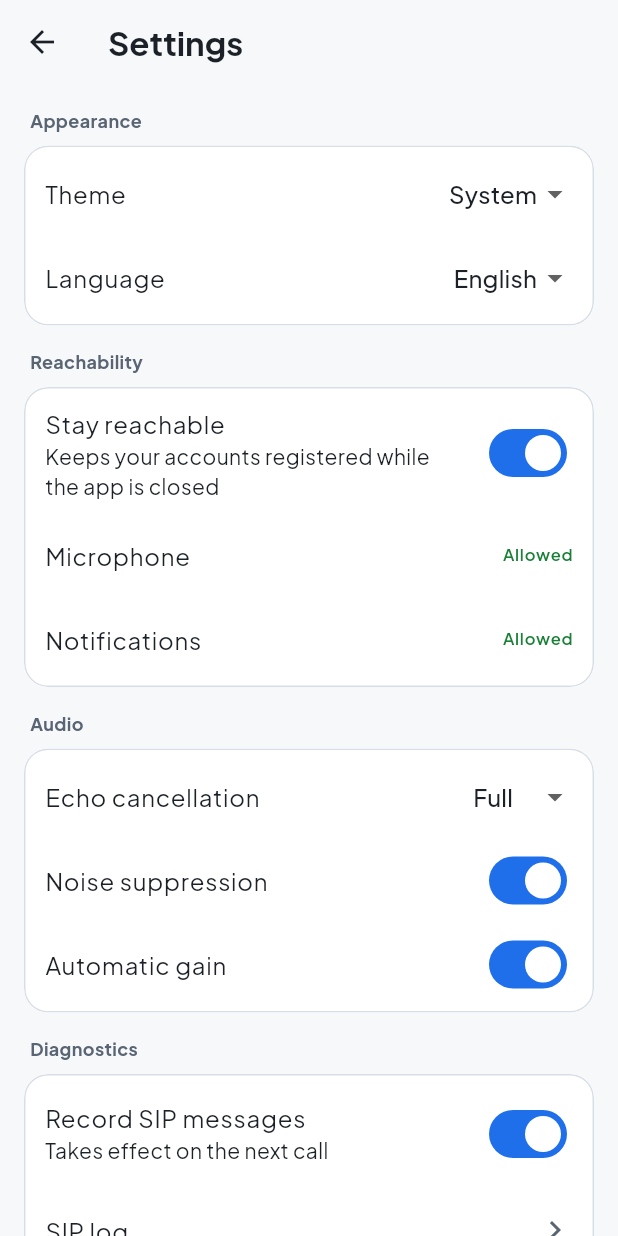
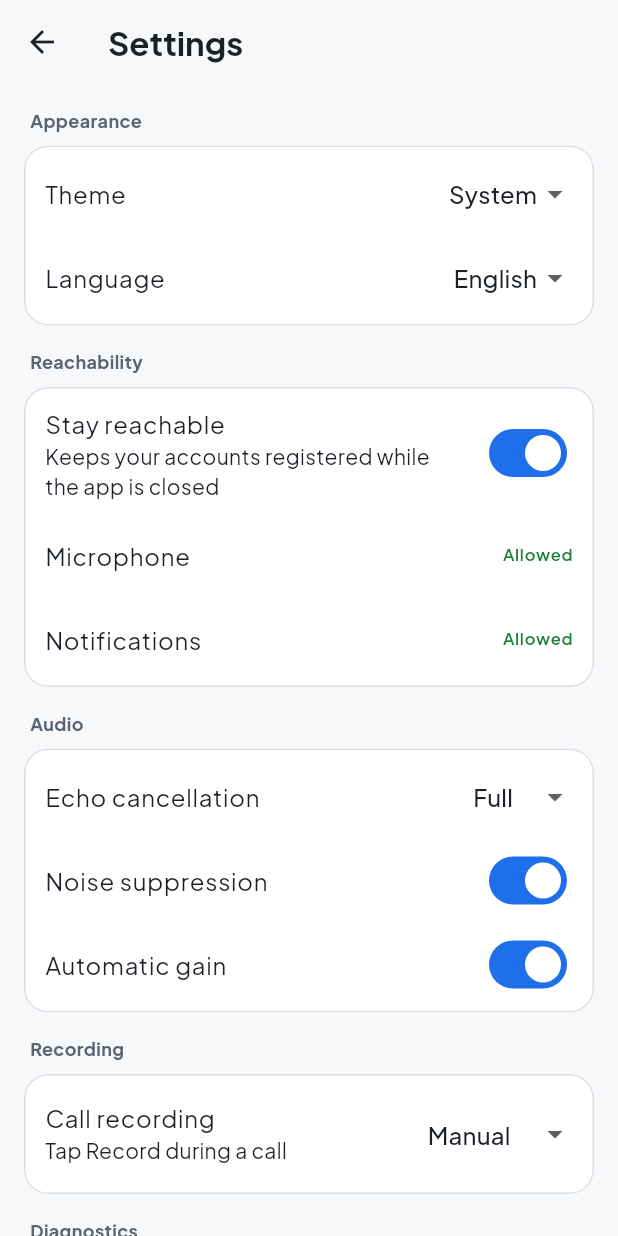
Before and after one commit to Ibrahimgamal99/medut-softphone, a Flutter app: the SettingsScreen screen opened directly, on a phone screen of 412 x 824 dp. Run offline on Flutter 3.47's test engine with Material 3 defaults, Android fonts, the phone set to English and light mode, and no system bars; our stand-ins replace easy_localization, file_picker, firebase_core, firebase_messaging, flutter_contacts, flutter_riverpod and 7 more; missing offline and left inert: medut, mobile_scanner; accounts and stored records are empty.

Commit message:
Add call recording setting: off, manual, every call
Settings → Recording picks the mode. Off hides the Record button on the
native call screens; Every call starts recording once a call connects,
for accounts with "Record calls on this account" on. While recording, the
call screen shows "This call is being recorded". Recordings stay local WAV.

Co-Authored-By: Claude Opus 5.5 (1M context) <noreply@anthropic.com>

```diff
--- a/assets/translations/en.json
+++ b/assets/translations/en.json
@@ -217,5 +217,16 @@
   "sendTo": "Send to {b}",
   "targetHint": "Name, extension or SIP address",
   "someone": "them",
-  "addCallTitle": "Add call"
+  "addCallTitle": "Add call",
+  "recording": "Recording",
+  "callRecording": "Call recording",
+  "recOff": "Off",
+  "recManual": "Manual",
+  "recAlways": "Every call",
+  "recOffSub": "The Record button is hidden",
+  "recManualSub": "Tap Record during a call",
+  "recAlwaysSub": "Calls are recorded once connected. Recordings stay on this phone.",
+  "recordThisAccount": "Record calls on this account",
+  "recordThisAccountSub": "Applies when Call recording is set to Every call",
+  "recordingNow": "This call is being recorded"
 }
--- a/lib/core/settings.dart
+++ b/lib/core/settings.dart
@@ -115,6 +115,11 @@ class AppSettings extends ChangeNotifier {
   bool get autoGain => _b('agc', true);
   set autoGain(bool v) => _set('agc', v);
 
+  /// off: no Record button · manual: the button · always: every call on an
+  /// account with "Record calls" on starts recording once connected.
+  String get recordingMode => _s('recordingMode', 'manual');
+  set recordingMode(String v) => _set('recordingMode', v);
+
   // Diagnostics
   bool get traceSip => _b('traceSip', true);
   set traceSip(bool v) => _set('traceSip', v);
--- a/lib/features/settings_screen.dart
+++ b/lib/features/settings_screen.dart
@@ -175,6 +175,27 @@ class SettingsScreen extends ConsumerWidget {
             onChanged: (v) => s.autoGain = v,
           ),
         ]),
+        section('recording'.tr(), [
+          ListTile(
+            contentPadding: EdgeInsets.zero,
+            title: Text('callRecording'.tr()),
+            subtitle: Text(switch (s.recordingMode) {
+              'off' => 'recOffSub'.tr(),
+              'always' => 'recAlwaysSub'.tr(),
+              _ => 'recManualSub'.tr(),
+            }),
+            trailing: DropdownButton<String>(
+              value: s.recordingMode,
+              underline: const SizedBox.shrink(),
+              items: [
+                DropdownMenuItem(value: 'off', child: Text('recOff'.tr())),
+                DropdownMenuItem(value: 'manual', child: Text('recManual'.tr())),
+                DropdownMenuItem(value: 'always', child: Text('recAlways'.tr())),
+              ],
+              onChanged: (v) => s.recordingMode = v ?? 'manual',
+            ),
+          ),
+        ]),
         section('diagnostics'.tr(), [
           SwitchListTile(
             contentPadding: EdgeInsets.zero,
--- a/lib/sip/sip_service.dart
+++ b/lib/sip/sip_service.dart
@@ -529,8 +529,12 @@ class SipService extends ChangeNotifier with WidgetsBindingObserver {
       case CallState.ringing:
         ac.remoteRinging = true;
       case CallState.established:
+        final first = ac.answeredAt == null;
         ac.answeredAt ??= DateTime.now();
         ac.phase = Phase.active;
+        if (first && settings.recordingMode == 'always' && ac.runtime.cfg.recordCalls && !ac.recording) {
+          toggleRecord(ac);
+        }
       case CallState.held:
         ac.phase = Phase.held;
       case CallState.ended:
@@ -705,6 +709,7 @@ class SipService extends ChangeNotifier with WidgetsBindingObserver {
   }
 
   Future<void> toggleRecord(ActiveCall ac) async {
+    if (!ac.recording && settings.recordingMode == 'off') return;
     if (ac.recording) {
       ac.call.recordStop();
       ac.recording = false;
@@ -862,8 +867,10 @@ class SipService extends ChangeNotifier with WidgetsBindingObserver {
       'status': switch (f.phase) {
         Phase.outgoing => f.remoteRinging ? tr('ringing') : tr('calling'),
         Phase.held => tr('onHold'),
-        _ => '',
+        // Shown while recording, so it is never silent that a call is recorded.
+        _ => f.recording ? tr('recordingNow') : '',
       },
+      'canRecord': settings.recordingMode != 'off' || f.recording,
       'startedAt': f.answeredAt?.millisecondsSinceEpoch ?? 0,
       'outgoing': f.direction == CallDirection.outgoing,
       'muted': f.muted,
```
Also changed, not shown: assets/translations/ar.json (+12 -1 lines), lib/core/accounts.dart (+8 -0 lines), lib/features/account_edit.dart (+8 -0 lines), 5 other files.
